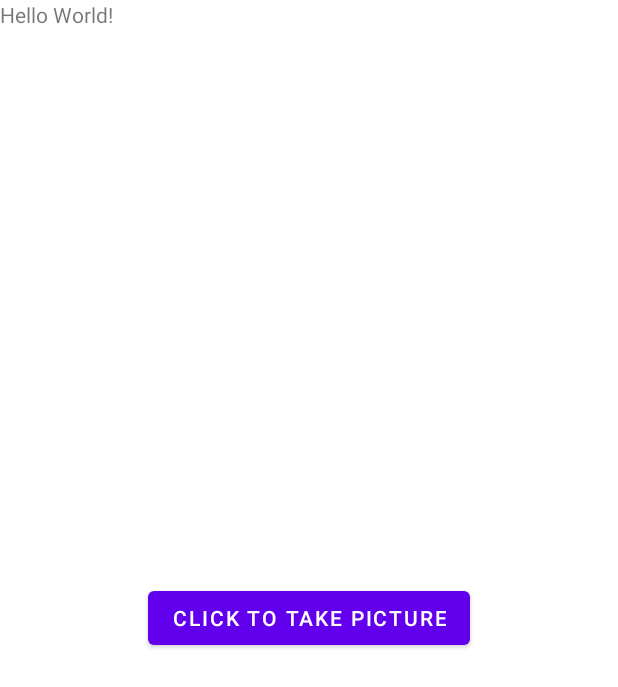
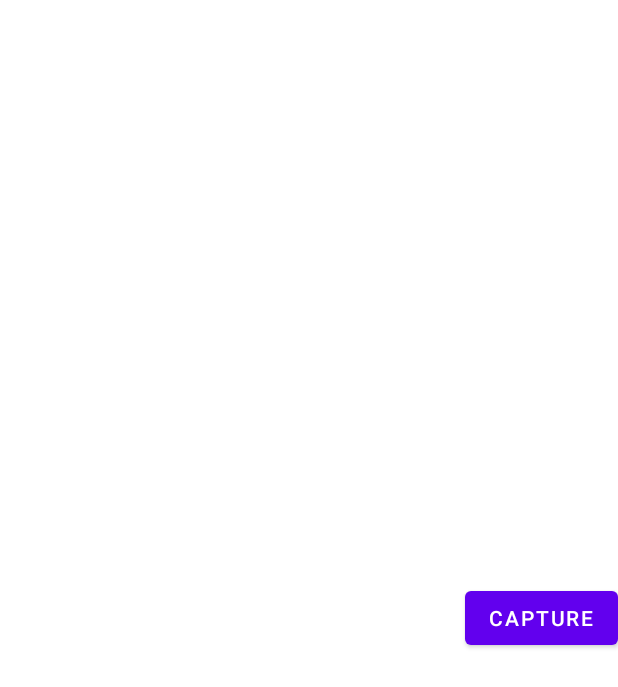
Before and after one commit to Arushi-07/MobileComputing, an Android app: the layout camera_view.xml on its own in the app's theme, with its tools: preview values and no code run, on a phone screen of 412 x 824 dp. Shown: the top 687 px of the screen. Run offline under Robolectric (Android 15) with nearby library versions, the light colour scheme and no system bars.

Commit message:
in progress commit

```diff
--- a/app/src/main/res/layout/camera_view.xml
+++ b/app/src/main/res/layout/camera_view.xml
@@ -1,28 +1,21 @@
 <?xml version="1.0" encoding="utf-8"?>
-<RelativeLayout xmlns:android="http://schemas.android.com/apk/res/android"
-    xmlns:app="http://schemas.android.com/apk/res-auto"
-    xmlns:tools="http://schemas.android.com/tools"
-    android:layout_width="match_parent"
-    android:layout_height="match_parent"
-    android:orientation="vertical"
-    tools:context=".CameraActivity">
+<LinearLayout xmlns:android="http://schemas.android.com/apk/res/android"
+    android:orientation="horizontal"
+    android:layout_width="fill_parent"
+    android:layout_height="fill_parent"
+    >
+    <FrameLayout
+        android:id="@+id/camera_preview"
+        android:layout_width="fill_parent"
+        android:layout_height="fill_parent"
+        android:layout_weight="1"
+        />
 
-    <TextView
+    <Button
+        android:id="@+id/button_capture"
+        android:text="Capture"
         android:layout_width="wrap_content"
         android:layout_height="wrap_content"
-        android:text="Hello World!"
-        app:layout_constraintBottom_toBottomOf="parent"
-        app:layout_constraintEnd_toEndOf="parent"
-        app:layout_constraintStart_toStartOf="parent"
-        app:layout_constraintTop_toTopOf="parent" />
-
-    <Button
-        android:id="@+id/button"
-        android:layout_width="wrap_content"
-        android:layout_height="wrap_content"
-        android:layout_centerInParent="true"
-        android:text="Click to Take Picture"
-        tools:layout_editor_absoluteX="97dp"
-        tools:layout_editor_absoluteY="64dp" />
-
-</RelativeLayout>
+        android:layout_gravity="center"
+        />
+</LinearLayout>
```
Also changed, not shown: app/src/main/AndroidManifest.xml (+6 -2 lines), app/src/main/java/com/example/mobilecomputing/CameraActivity.java (+41 -1 lines), app/src/main/java/com/example/mobilecomputing/CameraPreviewView.java (added, +138 -0 lines), app/src/main/java/com/example/mobilecomputing/ImageDetailsActivity.java (added, +30 -0 lines), app/src/main/java/com/example/mobilecomputing/MainActivity.java (+79 -1 lines), app/src/main/res/layout/activity_main.xml (+0 -9 lines), app/src/main/res/layout/image_details.xml (added, +11 -0 lines).
